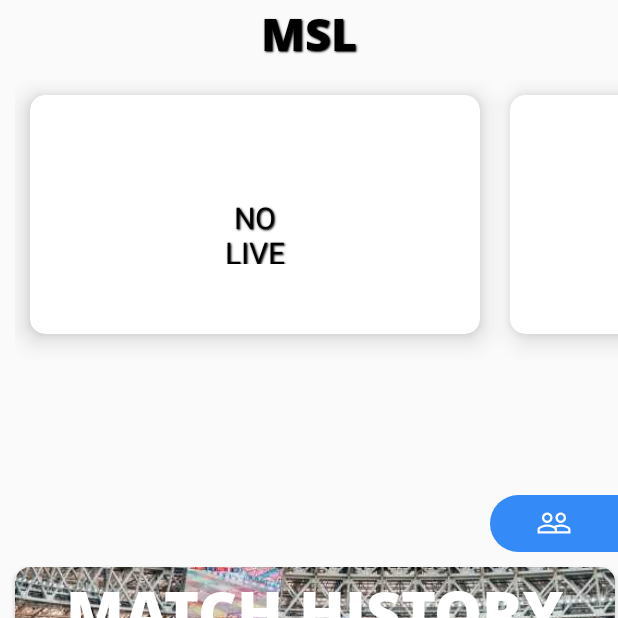
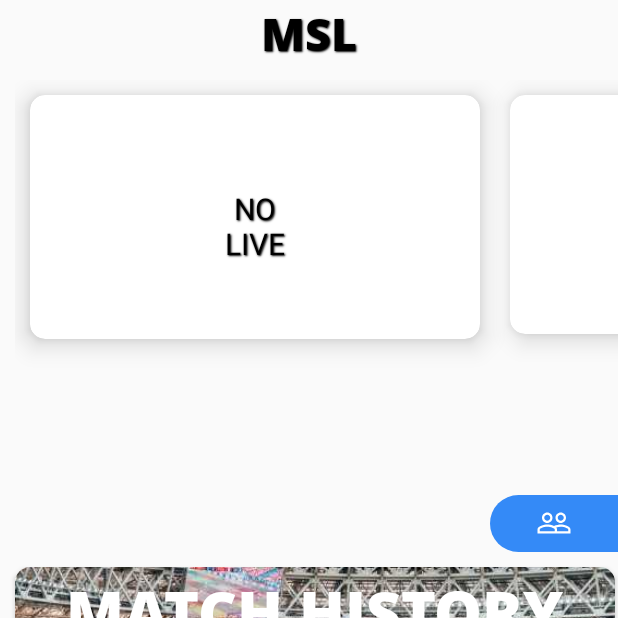
Before and after one commit to abhinavtk97/MPL, an Android app: the screen it shows after launch (MainActivity), on a phone screen of 412 x 824 dp, the top half of it. Run offline under Robolectric (Android 15) with nearby library versions, the phone set to English and light mode, and no system bars; our stand-ins replace Firebase (no records; nobody signed in at launch, a user with empty details on screens opened directly); pictures from the network do not load.

Commit message:
UI fixes

```diff
--- a/app/build.gradle
+++ b/app/build.gradle
@@ -7,8 +7,8 @@ android {
         applicationId "in.ac.mace.abhinavtk.mpl"
         minSdkVersion 19
         targetSdkVersion 28
-        versionCode 8
-        versionName "1.7"
+        versionCode 9
+        versionName "1.71"
         testInstrumentationRunner "android.support.test.runner.AndroidJUnitRunner"
         multiDexEnabled true
     }
--- a/app/src/main/java/in/ac/mace/abhinavtk/mpl/MatchAdapter.java
+++ b/app/src/main/java/in/ac/mace/abhinavtk/mpl/MatchAdapter.java
@@ -93,7 +93,7 @@ public class MatchAdapter extends FirestoreRecyclerAdapter<Match,MatchAdapter.Ma
         TextView team1name;
         TextView team2name;
 
-        public MatchHolder(View itemView){
+        public MatchHolder(final View itemView){
             super(itemView);
             team1goal = itemView.findViewById(R.id.team1goal);
             team2goal = itemView.findViewById(R.id.team2goal);
@@ -112,6 +112,7 @@ public class MatchAdapter extends FirestoreRecyclerAdapter<Match,MatchAdapter.Ma
                     int position = getAdapterPosition();
                     if(position!=RecyclerView.NO_POSITION && listener!=null){
                         listener.onItemClick(getSnapshots().getSnapshot(position),position);
+
                     }
                 }
             });
--- a/app/src/main/java/in/ac/mace/abhinavtk/mpl/MatchHistory.java
+++ b/app/src/main/java/in/ac/mace/abhinavtk/mpl/MatchHistory.java
@@ -3,9 +3,12 @@ package in.ac.mace.abhinavtk.mpl;
 import android.app.Activity;
 import android.content.Intent;
 import android.os.Bundle;
+import android.support.v4.app.ActivityOptionsCompat;
+import android.support.v7.widget.CardView;
 import android.support.v7.widget.LinearLayoutManager;
 import android.support.v7.widget.RecyclerView;
 import android.util.Log;
+import android.view.View;
 import android.widget.Toast;
 
 import com.firebase.ui.firestore.FirestoreRecyclerOptions;
--- a/app/src/main/java/in/ac/mace/abhinavtk/mpl/PointAdapter.java
+++ b/app/src/main/java/in/ac/mace/abhinavtk/mpl/PointAdapter.java
@@ -47,7 +47,6 @@ public class PointAdapter extends FirestoreRecyclerAdapter<Point,PointAdapter.Ma
         holder.plus.setText(String.valueOf(model.getPlus()));
         holder.GD.setText(String.valueOf(model.getGD()));
         holder.P.setText(String.valueOf(model.getP()));
-        Log.d("datafromserver",model.getD());
 
         if(position%2==1)
             holder.itemView.setBackgroundColor(Color.parseColor("#bdbdbd"));
--- a/app/src/main/res/layout/activity_main.xml
+++ b/app/src/main/res/layout/activity_main.xml
@@ -75,18 +75,27 @@
                                 android:layout_width="wrap_content"
                                 android:layout_height="wrap_content"
                                 android:textAppearance="@style/cardItemComment"
-                                android:layout_marginBottom="8dp"
                                 android:textColor="#000000"
                                 android:text="" />
+
+
+                        </LinearLayout>
+
+                        <LinearLayout
+                            android:layout_width="wrap_content"
+                            android:layout_height="wrap_content"
+                            android:layout_marginEnd="8dp"
+                            app:layout_constraintEnd_toEndOf="parent"
+                            app:layout_constraintTop_toBottomOf="@+id/linearLayout2home1">
 
                             <TextView
                                 android:id="@+id/team1stathome1"
                                 android:layout_width="wrap_content"
+                                android:layout_marginBottom="4dp"
                                 android:layout_height="wrap_content"
                                 android:layout_marginStart="16dp"
                                 android:text="" />
                         </LinearLayout>
-
                         <LinearLayout
                             android:id="@+id/linearLayouthome1"
                             android:layout_width="wrap_content"
@@ -113,18 +122,28 @@
                                 android:layout_width="wrap_content"
                                 android:layout_height="wrap_content"
                                 android:textAppearance="@style/cardItemComment"
-                                android:layout_marginBottom="8dp"
+
                                 android:textColor="#000000"
                                 android:text="" />
+
+
+                        </LinearLayout>
+
+                        <LinearLayout
+                            android:layout_width="wrap_content"
+                            android:layout_height="wrap_content"
+                            android:layout_marginStart="8dp"
+                            app:layout_constraintStart_toStartOf="parent"
+                            app:layout_constraintTop_toBottomOf="@+id/linearLayouthome1">
 
                             <TextView
                                 android:id="@+id/team2stathome1"
                                 android:layout_width="wrap_content"
                                 android:layout_height="wrap_content"
+                                android:layout_marginBottom="4dp"
                                 android:layout_marginEnd="16dp"
                                 android:text="" />
                         </LinearLayout>
-
                         <TextView
                             android:id="@+id/datetimehome1"
                             android:layout_width="wrap_content"
@@ -164,20 +183,11 @@
                                 android:id="@+id/vshome1"
                                 android:layout_width="50dp"
                                 android:layout_height="50dp"
-                                android:layout_alignTop="@id/team1data"
-                                android:layout_alignParentEnd="true"
-                                android:layout_marginTop="8dp"
-                                android:layout_marginBottom="8dp"
                                 android:gravity="center"
                                 android:text="No Live"
                                 android:textAppearance="@style/cardHeadTitle"
                                 android:textColor="#000000"
-                                android:textSize="20dp"
-                                app:layout_constraintBottom_toBottomOf="parent"
-                                app:layout_constraintEnd_toEndOf="parent"
-                                app:layout_constraintStart_toStartOf="parent"
-                                app:layout_constraintTop_toTopOf="parent"
-                                app:layout_constraintVertical_bias="0.552" />
+                                android:textSize="20dp" />
 
                             <TextView
                                 android:id="@+id/team1goalhome1"
--- a/app/src/main/res/layout/activity_points_table.xml
+++ b/app/src/main/res/layout/activity_points_table.xml
@@ -6,6 +6,10 @@
     android:layout_width="match_parent"
     android:layout_height="match_parent"
     tools:context=".PointsTable">
+    <android.support.v7.widget.CardView
+        android:layout_width="match_parent"
+        app:cardElevation="10dp"
+        android:layout_height="wrap_content">
         <TextView
             android:layout_width="match_parent"
             android:layout_height="wrap_content"
@@ -14,6 +18,8 @@
             android:textColor="#000000"
             android:gravity="center"
             android:text="Points Table"/>
+    </android.support.v7.widget.CardView>
+
     <TableLayout
         android:layout_width="match_parent"
         android:layout_height="wrap_content">
--- a/app/src/main/res/layout/activity_statistics.xml
+++ b/app/src/main/res/layout/activity_statistics.xml
@@ -6,6 +6,10 @@
     android:orientation="vertical"
     android:layout_height="match_parent"
     tools:context=".Statistics">
+    <android.support.v7.widget.CardView
+        android:layout_width="match_parent"
+        app:cardElevation="10dp"
+        android:layout_height="wrap_content">
         <TextView
             android:id="@+id/textView2"
             android:layout_width="match_parent"
@@ -16,6 +20,8 @@
             android:textAppearance="@style/cardHeadTitle"
             android:textColor="#000000"
             android:text="STATISTICS" />
+    </android.support.v7.widget.CardView>
+
     <ScrollView
         android:layout_width="match_parent"
         android:layout_height="match_parent"
--- a/app/src/main/res/layout/activity_teams.xml
+++ b/app/src/main/res/layout/activity_teams.xml
@@ -6,6 +6,10 @@
     android:layout_width="match_parent"
     android:layout_height="match_parent"
     tools:context=".Teams">
+    <android.support.v7.widget.CardView
+        android:layout_width="match_parent"
+        app:cardElevation="10dp"
+        android:layout_height="wrap_content">
         <TextView
             android:id="@+id/textView2"
             android:layout_width="match_parent"
@@ -16,6 +20,8 @@
             android:textAppearance="@style/cardHeadTitle"
             android:textColor="#000000"
             android:text="TEAMS" />
+    </android.support.v7.widget.CardView>
+
     <ScrollView
         android:layout_width="match_parent"
         android:layout_height="match_parent">
```
Also changed, not shown: app/src/main/res/layout/activity_match_details.xml (+29 -4 lines), app/src/main/res/layout/activity_match_history.xml (+6 -1 lines), app/src/main/res/layout/list_match.xml (+33 -5 lines). Lines whose indentation alone changed are shown as unchanged.
